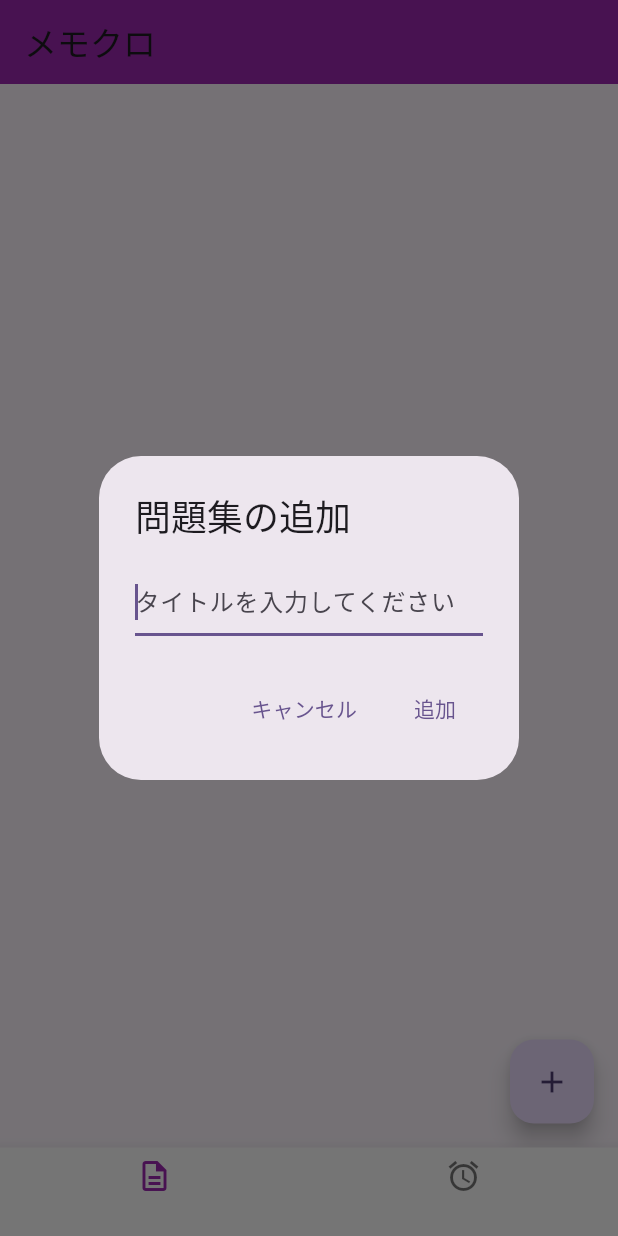
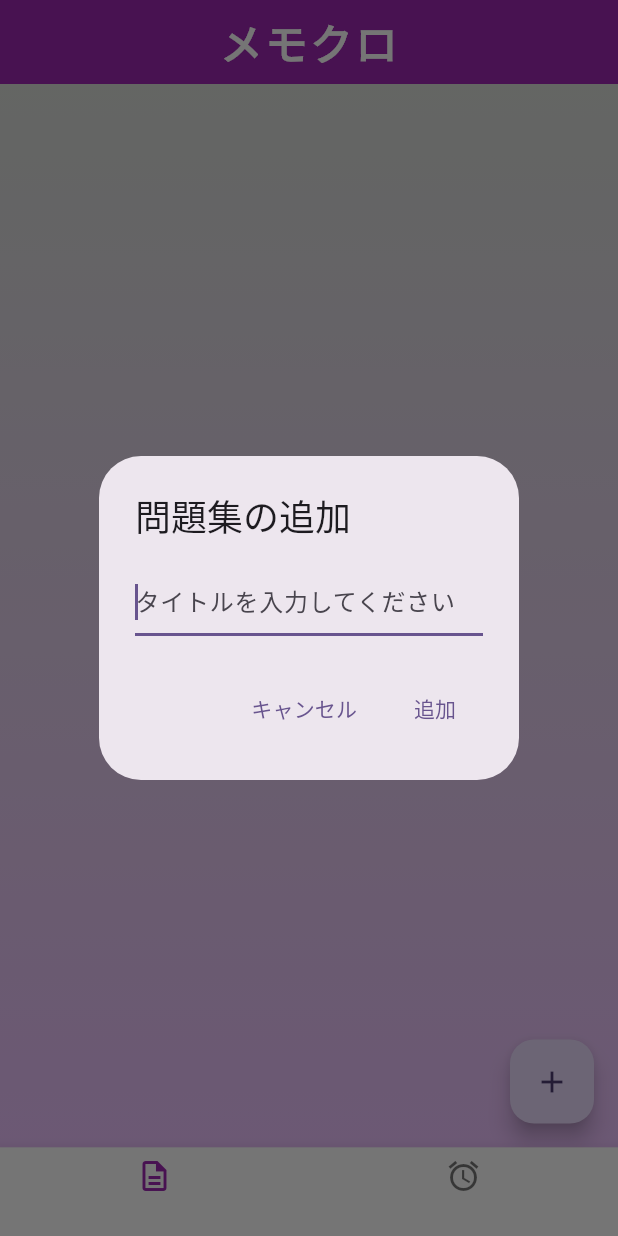
Before and after one commit to makoty-pg/susamin, a Flutter app: the screen it shows after launch, after a tap on the "add" icon, on a phone screen of 412 x 824 dp. Run offline on Flutter 3.47's test engine with Material 3 defaults, Android fonts, the phone set to English and light mode, and no system bars; our stand-ins replace flutter_datetime_picker_plus, flutter_local_notifications, sqflite; missing offline and left inert: alarm; accounts and stored records are empty.

Commit message:
quize background change

```diff
--- a/lib/quiz_home.dart
+++ b/lib/quiz_home.dart
@@ -24,16 +24,41 @@ class _QuizHomePageState extends State<QuizHomePage> {
   Widget build(BuildContext context) {
     return Scaffold(
       appBar: AppBar(
-        title: const Text('メモクロ'),
-        backgroundColor: Colors.purple,
+        title: const Center(
+          child: Text(
+            'メモクロ',
+            style: TextStyle(
+              fontSize: 28, // 文字を大きくする
+              fontWeight: FontWeight.bold, // 太字
+              color: Colors.white, // 白色
+              letterSpacing: 2.0, // 文字間を広げる
+            ),
+          ),
+        ),
+        backgroundColor: Colors.purple, // 背景色
+        centerTitle: true, // タイトルを中央揃え
       ),
-      body: _buildQuizList(),
+
+      body: Container(
+        decoration: const BoxDecoration(
+          gradient: LinearGradient(
+            colors: [
+              Color(0xFFebc0fd), // ピンク系
+              Color(0xFFd9ded8), // グレー系
+            ],
+            begin: Alignment.bottomCenter,
+            end: Alignment.topCenter,
+          ),
+        ),
+        child: _buildQuizList(), // クイズリストを表示
+      ),
       floatingActionButton: FloatingActionButton(
         onPressed: _addQuizList,
         child: const Icon(Icons.add),
       ),
     );
   }
+
 
   _fetchQuizList() async {
     List<Map<String, dynamic>> list = await dbHelper.getListData();
```
